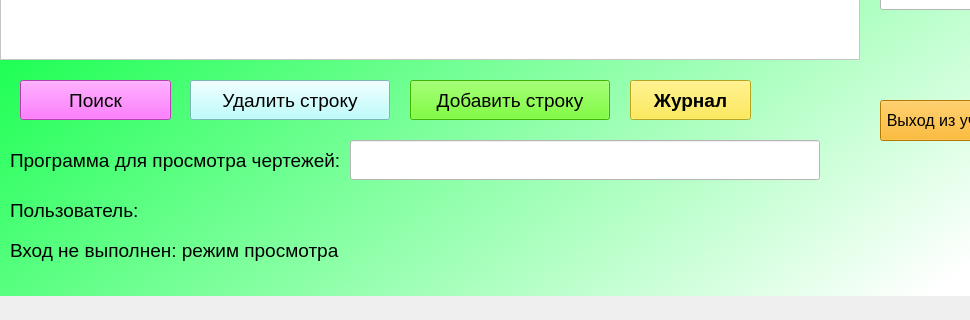
Qt form simple_design.ui (EfimTishkovski/Draw_storage) before a commit; both pictures show x 0 to 970 and y 480 to 800 of the 1100 by 800 pixel window.
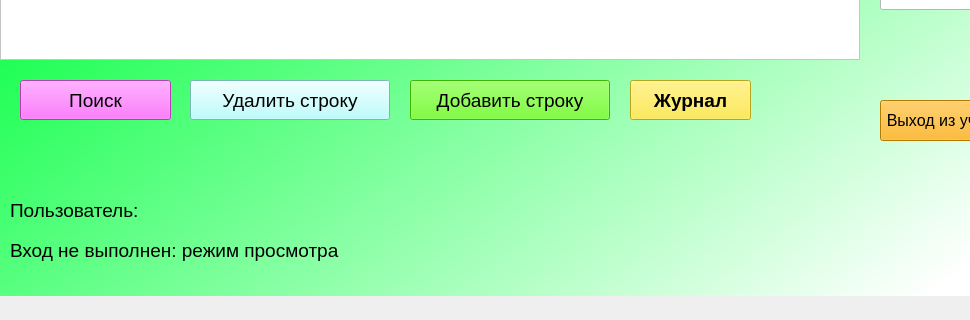
The same form after that commit. Icons and pictures are not drawn.

```diff
--- a/simple_design.ui
+++ b/simple_design.ui
@@ -501,40 +501,6 @@
      <string>Журнал</string>
     </property>
    </widget>
-   <widget class="QLabel" name="change_signal_label_3">
-    <property name="geometry">
-     <rect>
-      <x>10</x>
-      <y>620</y>
-      <width>341</width>
-      <height>41</height>
-     </rect>
-    </property>
-    <property name="font">
-     <font>
-      <pointsize>14</pointsize>
-     </font>
-    </property>
-    <property name="styleSheet">
-     <string notr="true">background-color: rgba(0,0,0,0);</string>
-    </property>
-    <property name="text">
-     <string>Программа для просмотра чертежей:</string>
-    </property>
-   </widget>
-   <widget class="QLineEdit" name="pdf_program_name">
-    <property name="geometry">
-     <rect>
-      <x>350</x>
-      <y>620</y>
-      <width>470</width>
-      <height>40</height>
-     </rect>
-    </property>
-    <property name="styleSheet">
-     <string notr="true">background-color: rgb(255, 255, 255);</string>
-    </property>
-   </widget>
   </widget>
   <widget class="QMenuBar" name="menubar">
    <property name="geometry">
```
Left out of the diff: 8 changed lines with no effect on the pictures.
